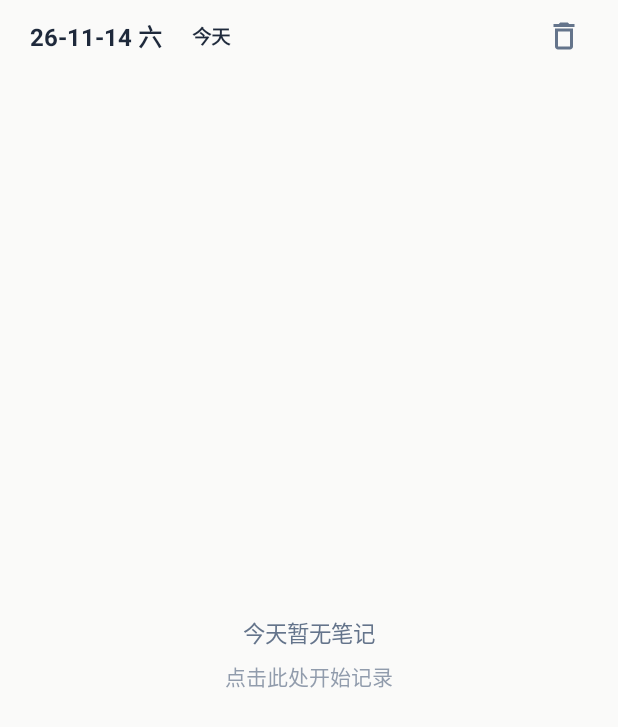
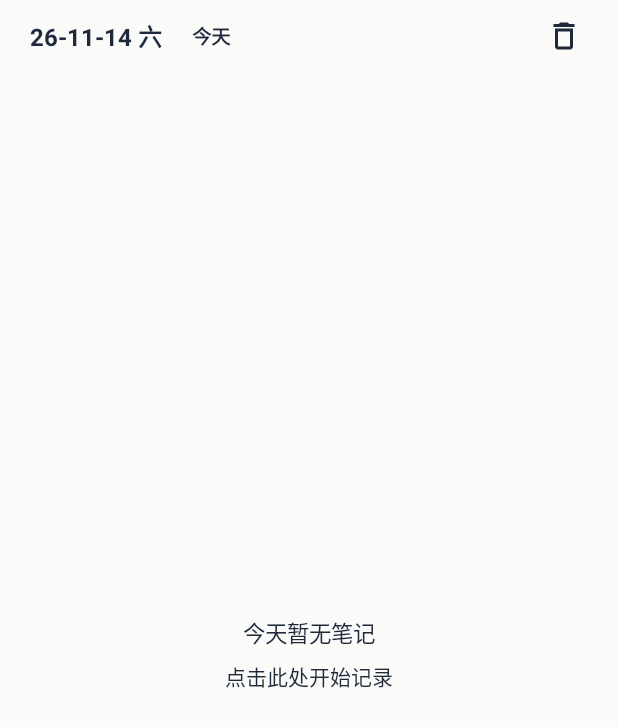
Before and after one commit to zxf1812108-create/FeiNote, an Android app built with Jetpack Compose: the screen it shows after launch (MainActivity), after a tap on "稍后设置", on a phone screen of 412 x 824 dp. Shown: the top 727 px of the screen. Run offline under Robolectric (Android 15) with nearby library versions, the phone set to English and light mode, and no system bars; our stand-ins replace Room's generated code; 2 statements that could not run were skipped.

Commit message:
Update BulletNotesScreen.kt

```diff
--- a/app/src/main/java/com/feiji/bulletnotes/ui/BulletNotesScreen.kt
+++ b/app/src/main/java/com/feiji/bulletnotes/ui/BulletNotesScreen.kt
@@ -98,9 +98,6 @@ import androidx.compose.ui.unit.dp
 import androidx.compose.ui.unit.sp
 import com.feiji.bulletnotes.data.BulletType
 import com.feiji.bulletnotes.data.NoteEntity
-import com.feiji.bulletnotes.ui.theme.AccentDanger
-import com.feiji.bulletnotes.ui.theme.LineBorder
-import com.feiji.bulletnotes.ui.theme.SlateMuted
 import kotlinx.coroutines.launch
 import kotlinx.coroutines.delay
 import kotlinx.coroutines.flow.first
@@ -108,7 +105,7 @@ import java.time.LocalDate
 
 @OptIn(ExperimentalFoundationApi::class)
 @Composable
-fun BulletNotesScreen(viewModel: NoteViewModel) {
+fun BulletNotesScreen(viewModel: NoteViewModel, onToggleTheme: () -> Unit) {
     val context = LocalContext.current
     val focusManager = LocalFocusManager.current
     // 新建笔记期间的常驻焦点接力点，防止旧输入框失焦时键盘关闭。
@@ -292,6 +289,7 @@ fun BulletNotesScreen(viewModel: NoteViewModel) {
                                 if (!isToday) {
                                     viewModel.returnToToday()
                                 }
+                                onToggleTheme()
                             },
                         color = Color.Transparent
                     ) {
@@ -318,7 +316,7 @@ fun BulletNotesScreen(viewModel: NoteViewModel) {
                             .clip(CircleShape)
                             .background(
                                 if (hoveringTrash) {
-                                    AccentDanger.copy(alpha = 0.2f)
+                                    MaterialTheme.colorScheme.background
                                 } else {
                                     Color.Transparent
                                 }
@@ -339,7 +337,7 @@ fun BulletNotesScreen(viewModel: NoteViewModel) {
                         Icon(
                             Icons.Outlined.Delete,
                             contentDescription = "回收站",
-                            tint = if (hoveringTrash) AccentDanger else SlateMuted
+                            tint = MaterialTheme.colorScheme.onSurface
                         )
                     }
                 }
@@ -408,7 +406,7 @@ fun BulletNotesScreen(viewModel: NoteViewModel) {
                         Text(
                             text = "今天暂无笔记",
                             style = MaterialTheme.typography.bodyLarge,
-                            color = SlateMuted
+                            color = MaterialTheme.colorScheme.onSurface
                         )
 
                         Spacer(modifier = Modifier.height(8.dp))
@@ -416,7 +414,7 @@ fun BulletNotesScreen(viewModel: NoteViewModel) {
                         Text(
                             text = "点击此处开始记录",
                             style = MaterialTheme.typography.bodyMedium,
-                            color = SlateMuted.copy(alpha = 0.7f)
+                            color = MaterialTheme.colorScheme.onSurface
                         )
                     }
                 }
@@ -717,7 +715,7 @@ fun BulletNotesScreen(viewModel: NoteViewModel) {
                         viewModel.restoreSelectedBackup(file.uri)
                     }
                 ) {
-                    Text("确认覆盖恢复", color = AccentDanger)
+                    Text("确认覆盖恢复", color = MaterialTheme.colorScheme.onSurface)
                 }
             },
             dismissButton = {
@@ -1013,7 +1011,7 @@ fun BulletNoteRow(
                             Text(
                                 text = "输入笔记内容...",
                                 style = MaterialTheme.typography.bodyLarge.copy(
-                                    color = SlateMuted
+                                    color = MaterialTheme.colorScheme.onSurface
                                 )
                             )
                         }
```
